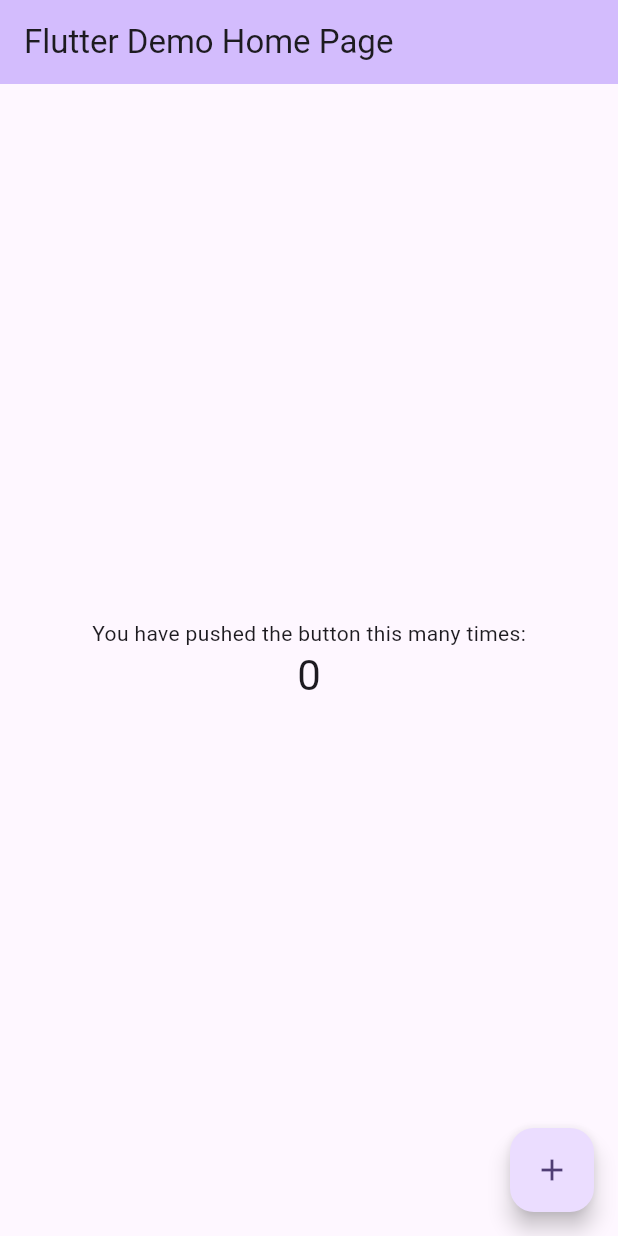
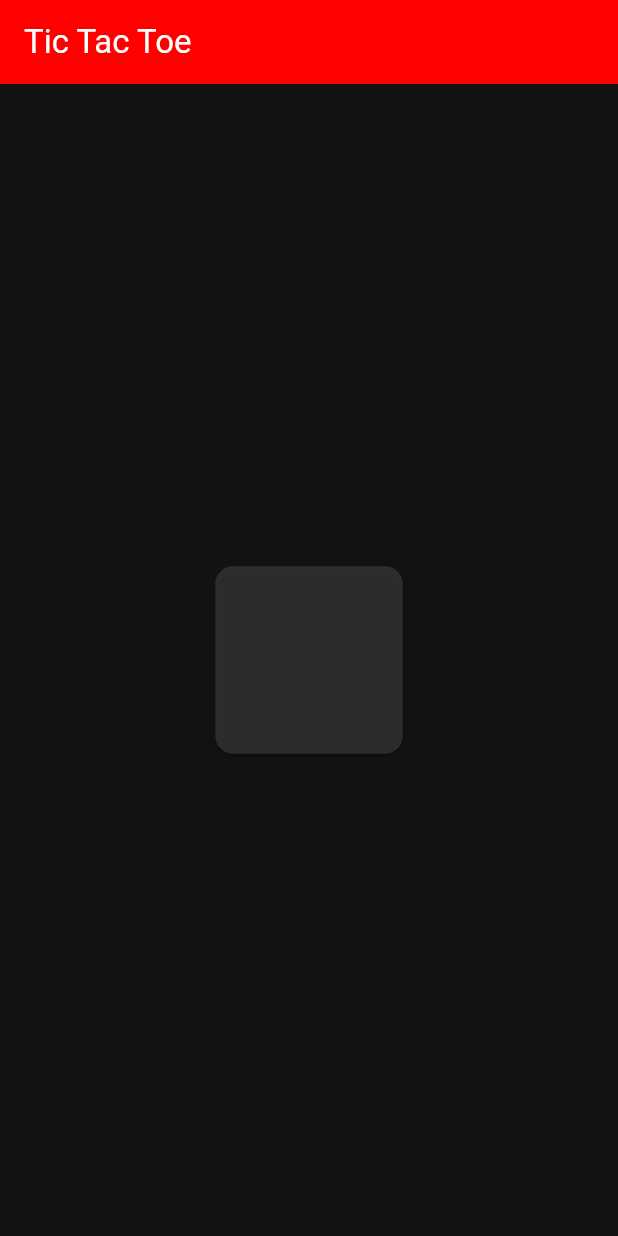
Before and after one commit to z0nk9/tic-tac-toe-flutter, a Flutter app: the screen it shows after launch, on a phone screen of 412 x 824 dp. Run offline on Flutter 3.47's test engine with Material 3 defaults, Android fonts, the phone set to English and light mode, and no system bars; missing offline and left inert: dart:ffi.

Commit message:
button working

```diff
--- a/app/lib/main.dart
+++ b/app/lib/main.dart
@@ -1,3 +1,5 @@
+import 'dart:ffi' hide Size;
+
 import 'package:flutter/material.dart';
 
 void main() {
@@ -11,7 +13,7 @@ class MyApp extends StatelessWidget {
   @override
   Widget build(BuildContext context) {
     return MaterialApp(
-      title: 'Flutter Demo',
+      title: 'Tic Tac Toe',
       theme: ThemeData(
         // This is the theme of your application.
         //
@@ -28,9 +30,9 @@ class MyApp extends StatelessWidget {
         //
         // This works for code too, not just values: Most code changes can be
         // tested with just a hot reload.
-        colorScheme: ColorScheme.fromSeed(seedColor: Colors.deepPurple),
+        colorScheme: ColorScheme.dark(primary: Color.fromRGBO(255, 0, 0, 1)),
       ),
-      home: const MyHomePage(title: 'Flutter Demo Home Page'),
+      home: const MyHomePage(title: 'Tic Tac Toe'),
     );
   }
 }
@@ -54,16 +56,21 @@ class MyHomePage extends StatefulWidget {
 }
 
 class _MyHomePageState extends State<MyHomePage> {
-  int _counter = 0;
+  List<List<Move>> _board = [
+    [Move.empty, Move.empty, Move.empty],
+    [Move.empty, Move.empty, Move.empty],
+    [Move.empty, Move.empty, Move.empty],
+  ];
+  Move _turn = Move.x;
 
-  void _incrementCounter() {
+  void _setSquareValue(int x, int y, Move desiredValue) {
     setState(() {
       // This call to setState tells the Flutter framework that something has
       // changed in this State, which causes it to rerun the build method below
       // so that the display can reflect the updated values. If we changed
       // _counter without calling setState(), then the build method would not be
       // called again, and so nothing would appear to happen.
-      _counter++;
+      _board[x][y] = desiredValue;
     });
   }
 
@@ -80,7 +87,7 @@ class _MyHomePageState extends State<MyHomePage> {
         // TRY THIS: Try changing the color here to a specific color (to
         // Colors.amber, perhaps?) and trigger a hot reload to see the AppBar
         // change color while the other colors stay the same.
-        backgroundColor: Theme.of(context).colorScheme.inversePrimary,
+        backgroundColor: Theme.of(context).colorScheme.primary,
         // Here we take the value from the MyHomePage object that was created by
         // the App.build method, and use it to set our appbar title.
         title: Text(widget.title),
@@ -102,21 +109,62 @@ class _MyHomePageState extends State<MyHomePage> {
           // TRY THIS: Invoke "debug painting" (choose the "Toggle Debug Paint"
           // action in the IDE, or press "p" in the console), to see the
           // wireframe for each widget.
-          mainAxisAlignment: MainAxisAlignment.center,
-          children: <Widget>[
-            const Text('You have pushed the button this many times:'),
-            Text(
-              '$_counter',
-              style: Theme.of(context).textTheme.headlineMedium,
+          mainAxisAlignment: MainAxisAlignment.spaceEvenly,
+          children: [
+            Row(
+              mainAxisAlignment: MainAxisAlignment.spaceEvenly,
+              children: [
+                ElevatedButton(
+                  onPressed: () {
+                    if (_turn == Move.o) {
+                      _turn = Move.x;
+                    } else {
+                      _turn = Move.o;
+                    }
+                    _setSquareValue(0, 0, _turn);
+                  },
+                  style: ElevatedButton.styleFrom(
+                    minimumSize: const Size(125, 125),
+                    backgroundColor: Color.fromRGBO(55, 55, 55, .75),
+                    shape: RoundedRectangleBorder(
+                      borderRadius: BorderRadius.circular(12),
+                    ),
+                  ),
+                  child: Text(_board[0][0].display),
+                ),
+              ],
             ),
           ],
         ),
       ),
-      floatingActionButton: FloatingActionButton(
-        onPressed: _incrementCounter,
-        tooltip: 'Increment',
-        child: const Icon(Icons.add),
-      ), // This trailing comma makes auto-formatting nicer for build methods.
+    );
+  }
+
+  Widget BoardTile(int x, int y) {
+    return ElevatedButton(
+      onPressed: () {
+        if (_turn == Move.o) {
+          _turn = Move.x;
+        } else {
+          _turn = Move.o;
+        }
+        _setSquareValue(0, 0, _turn);
+      },
+      style: ElevatedButton.styleFrom(
+        minimumSize: const Size(125, 125),
+        backgroundColor: Color.fromRGBO(55, 55, 55, .75),
+        shape: RoundedRectangleBorder(borderRadius: BorderRadius.circular(12)),
+      ),
+      child: Text(_board[0][0].display),
     );
   }
 }
+
+enum Move {
+  empty(""),
+  x("X"),
+  o("O");
+
+  final String display;
+  const Move(this.display);
+}
```
